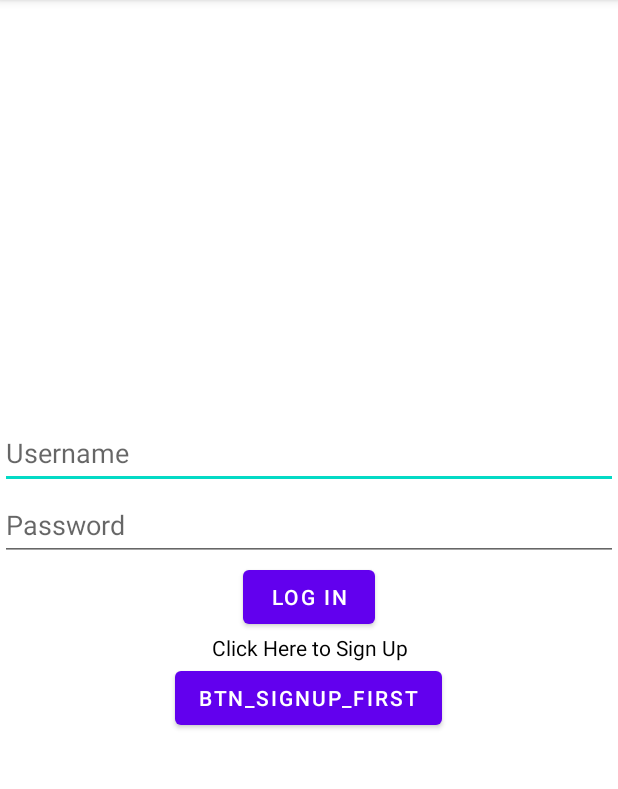
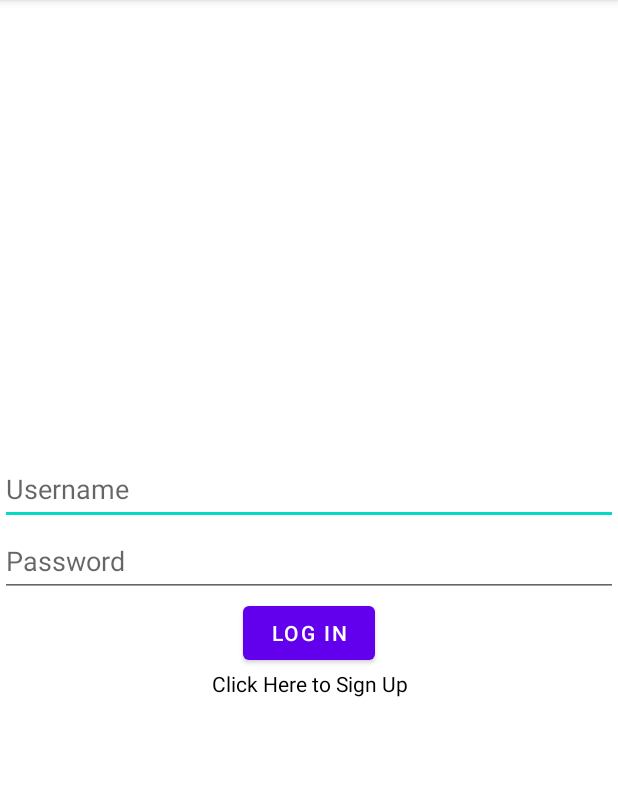
Before and after one commit to uOttawa-Summer2022/Project-Group-5, an Android app: the screen it shows after launch (MainActivity), on a phone screen of 412 x 824 dp, the part 84-873 px from its top. Run offline under Robolectric (Android 15) with nearby library versions, the phone set to English and light mode, and no system bars; our stand-ins replace Firebase (no records; nobody signed in at launch, a user with empty details on screens opened directly).

Commit message:
modify returnLogin and signup

```diff
--- a/app/src/main/java/com/example/course_booking/MainActivity.java
+++ b/app/src/main/java/com/example/course_booking/MainActivity.java
@@ -22,7 +22,8 @@ public class MainActivity extends AppCompatActivity {
     DatabaseReference databaseReference = FirebaseDatabase.getInstance().getReferenceFromUrl("https://console.firebase.google.com/project/myproject-8ced6/database/myproject-8ced6-default-rtdb/data/~2F");
 
     EditText username,password;
-    Button login,signup_first;
+    Button login;
+    TextView signup;
 
 
     @Override
@@ -31,7 +32,7 @@ public class MainActivity extends AppCompatActivity {
         setContentView(R.layout.activity_main);
 
         login = (Button) findViewById(R.id.btnLogin);
-        signup_first = (Button) findViewById(R.id.signupFirst);
+        signup = findViewById(R.id.signUp);
 
         username = findViewById(R.id.username);
         password = findViewById(R.id.password);
@@ -73,7 +74,7 @@ public class MainActivity extends AppCompatActivity {
         });
 
         //When Signup Button is pressed
-        signup_first.setOnClickListener(new View.OnClickListener() {
+        signup.setOnClickListener(new View.OnClickListener() {
             @Override
             public void onClick(View view) {
 
--- a/app/src/main/res/layout/activity_main.xml
+++ b/app/src/main/res/layout/activity_main.xml
@@ -44,12 +44,6 @@
             android:text="@string/signUp"
             android:textColor="#000000" />
 
-        <Button
-            android:id="@+id/signupFirst"
-            android:layout_width="wrap_content"
-            android:layout_height="wrap_content"
-            android:text="Btn_signup_first" />
-
 
     </LinearLayout>
 
--- a/app/src/main/res/layout/signup.xml
+++ b/app/src/main/res/layout/signup.xml
@@ -41,11 +41,5 @@
             android:text="@string/returnLogin"
             android:textColor="#000000" />
 
-        <Button
-            android:id="@+id/now_login"
-            android:layout_width="wrap_content"
-            android:layout_height="wrap_content"
-            android:text="Login in" />
-
     </LinearLayout>
 </androidx.constraintlayout.widget.ConstraintLayout>
```
Also changed, not shown: app/src/main/java/com/example/course_booking/SignupActivity.java (+4 -3 lines), 1 other file.
